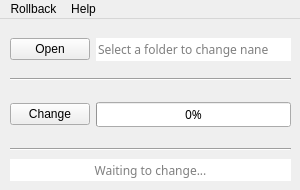
This is invoice_changer.ui in amluckydave/nameChanger as Qt 5 draws it before an edit. The edited form follows.
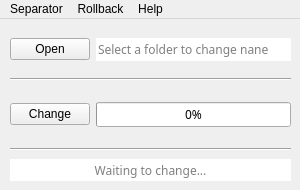
This is the edited form.

```diff
--- a/invoice_changer.ui
+++ b/invoice_changer.ui
@@ -168,6 +168,14 @@
     </property>
     <addaction name="actionAbout"/>
    </widget>
+   <widget class="QMenu" name="menuSeparator">
+    <property name="title">
+     <string>Separator</string>
+    </property>
+    <addaction name="plusAction"/>
+    <addaction name="minusAction"/>
+   </widget>
+   <addaction name="menuSeparator"/>
    <addaction name="menuRoolback"/>
    <addaction name="menuHelp"/>
   </widget>
```
Left out of the diff: 10 changed lines with no effect on the pictures.
